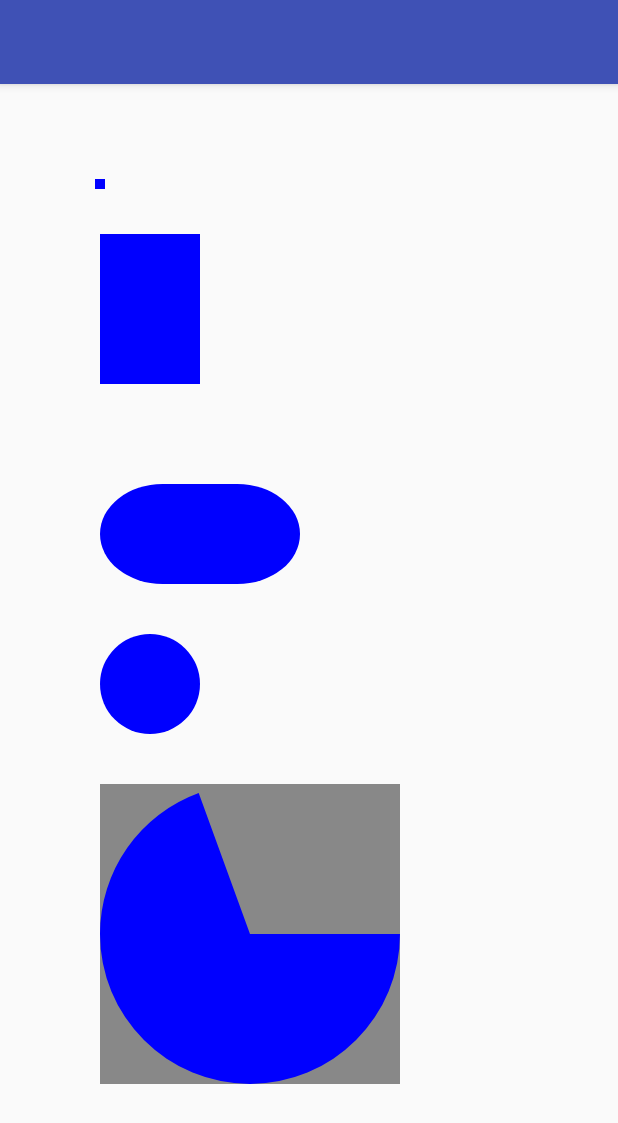
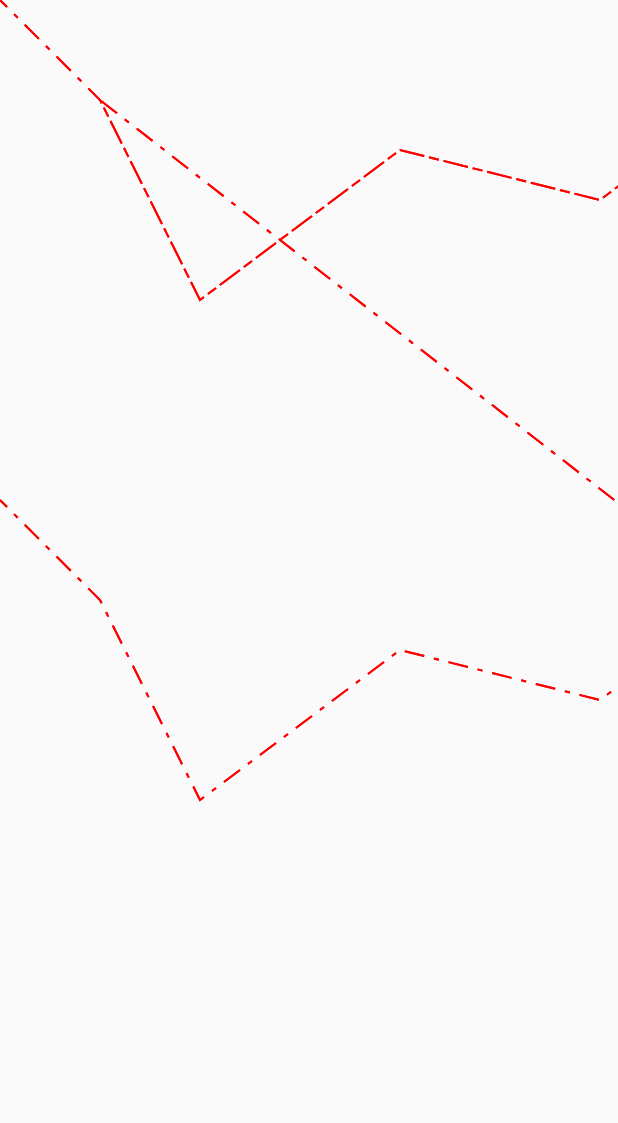
Before and after one commit to lichengcai/GoodView, an Android app: the screen it shows after launch (FirstActivity before the commit, HenCoderPaintActivity after it), on a phone screen of 412 x 824 dp. Shown: the top 1123 px of the screen. Run offline under Robolectric (Android 15) with nearby library versions, the phone set to English and light mode, and no system bars.

Commit message:
hencoder Paint 练习

```diff
--- a/sample/src/main/AndroidManifest.xml
+++ b/sample/src/main/AndroidManifest.xml
@@ -11,7 +11,13 @@
         <activity android:name="com.cc.MainActivity">
 
         </activity>
-        <activity android:name="com.cc.FirstActivity">
+        <activity android:name="com.cc.HenCoderCavansActivity">
+
+        </activity>
+        <activity
+            android:name="com.cc.HenCoderPaintActivity"
+            android:hardwareAccelerated="false"
+            >
             <intent-filter>
                 <action android:name="android.intent.action.MAIN" />
 
--- a/sample/src/main/java/com/cc/FirstActivity.java
+++ b/sample/src/main/java/com/cc/HenCoderCavansActivity.java
@@ -5,7 +5,7 @@ import android.os.Bundle;
 
 import com.cc.view.SloopView;
 
-public class FirstActivity extends AppCompatActivity {
+public class HenCoderCavansActivity extends AppCompatActivity {
     private SloopView mSloopView;
 
     @Override
--- /dev/null
+++ b/sample/src/main/java/com/cc/HenCoderPaintActivity.java
@@ -0,0 +1,21 @@
+package com.cc;
+
+import android.app.Activity;
+import android.os.Bundle;
+import android.util.Log;
+
+import com.cc.view.HenCoderPaintView;
+
+/**
+ * Created by lichengcai on 2017/12/25.
+ */
+
+public class HenCoderPaintActivity extends Activity {
+    @Override
+    protected void onCreate(Bundle savedInstanceState) {
+        super.onCreate(savedInstanceState);
+        HenCoderPaintView henCoderPaintView = new HenCoderPaintView(this);
+        setContentView(henCoderPaintView);
+
+    }
+}
--- /dev/null
+++ b/sample/src/main/java/com/cc/view/HenCoderPaintView.java
@@ -0,0 +1,130 @@
+package com.cc.view;
+
+import android.content.Context;
+import android.graphics.Bitmap;
+import android.graphics.BitmapFactory;
+import android.graphics.BitmapShader;
+import android.graphics.Canvas;
+import android.graphics.Color;
+import android.graphics.ComposeShader;
+import android.graphics.DashPathEffect;
+import android.graphics.LinearGradient;
+import android.graphics.Paint;
+import android.graphics.Path;
+import android.graphics.PathEffect;
+import android.graphics.PorterDuff;
+import android.graphics.RadialGradient;
+import android.graphics.Shader;
+import android.graphics.SweepGradient;
+import android.util.AttributeSet;
+import android.util.Log;
+import android.view.View;
+
+import com.wx.goodview.demo.R;
+
+/**
+ * Created by lichengcai on 2017/12/25.
+ */
+
+public class HenCoderPaintView extends View {
+    private  String TAG = HenCoderPaintView.class.getName();
+
+    private Paint mPaint = new Paint();
+
+    Shader shader = new LinearGradient(100,300,500,300, Color.parseColor("#E91E63"),
+            Color.parseColor("#2196F3"),Shader.TileMode.CLAMP);
+
+    Shader shader2 = new LinearGradient(500,100,900,500, Color.parseColor("#E91E63"),
+            Color.parseColor("#2196F3"),Shader.TileMode.REPEAT);
+
+    Shader shader3 = new LinearGradient(100,500,500,900, Color.parseColor("#E91E63"),
+            Color.parseColor("#2196F3"),Shader.TileMode.MIRROR);
+
+    Shader shader4 = new RadialGradient(700,700,200,Color.parseColor("#E91E63"),
+            Color.parseColor("#2196F3"),Shader.TileMode.REPEAT);
+
+    Shader shader5 = new SweepGradient(300,1100,Color.parseColor("#E91E63"),
+            Color.parseColor("#2196F3"));
+
+    Bitmap bitmap = BitmapFactory.decodeResource(getResources(), R.drawable.ljj);
+
+    Shader shader6 = new BitmapShader(bitmap,Shader.TileMode.MIRROR,Shader.TileMode.CLAMP);
+
+    Bitmap bitmap2 = BitmapFactory.decodeResource(getResources(), R.drawable.christmas_cap);
+    Shader shader7 = new BitmapShader(bitmap2,Shader.TileMode.MIRROR,Shader.TileMode.MIRROR);
+    Shader shader8 = new ComposeShader(shader6,shader7, PorterDuff.Mode.SRC_OVER);
+
+    Path mPath = new Path();
+
+    PathEffect pathEffect = new DashPathEffect(new float[]{20,10,5,10},10);
+
+    public HenCoderPaintView(Context context) {
+        super(context);
+        initPaint();
+    }
+
+    public HenCoderPaintView(Context context, AttributeSet attrs) {
+        super(context, attrs);
+    }
+
+    public HenCoderPaintView(Context context, AttributeSet attrs, int defStyleAttr) {
+        super(context, attrs, defStyleAttr);
+    }
+
+    {
+        mPaint.setColor(Color.RED);
+    }
+    private void initPaint(){
+        mPaint.setStyle(Paint.Style.STROKE);
+        mPaint.setStrokeWidth(2);
+        mPaint.setAntiAlias(true);
+    }
+
+
+    @Override
+    protected void onDraw(Canvas canvas) {
+        super.onDraw(canvas);
+//        mPaint.setShader(shader);
+//        canvas.drawCircle(300,300,200,mPaint);
+//
+//        mPaint.setShader(shader2);
+//        canvas.drawCircle(700, 300, 200, mPaint);
+//
+//        mPaint.setShader(shader3);
+//        canvas.drawCircle(300,700,200,mPaint);
+//
+//        mPaint.setShader(shader4);
+//        canvas.drawCircle(700,700,200,mPaint);
+//
+//        mPaint.setShader(shader5);
+//        canvas.drawCircle(300,1100,200,mPaint);
+//
+//        mPaint.setShader(shader6);
+//        canvas.drawCircle(700,1100,200,mPaint);
+//
+//        mPaint.setShader(shader8);
+//        canvas.drawCircle(300,1500,200,mPaint);
+
+
+//        float[] lines = new float[]{100,100,200,300,400,150,600,200,800,50,1000,300};
+
+        mPath.lineTo(100,100);
+        mPath.lineTo(200,300);
+        mPath.lineTo(400,150);
+        mPath.lineTo(600,200);
+        mPath.lineTo(800,50);
+        mPath.lineTo(1000,300);
+        canvas.drawPath(mPath,mPaint);
+
+        mPath.moveTo(0,500);
+        mPath.lineTo(100,600);
+        mPath.lineTo(200,800);
+        mPath.lineTo(400,650);
+        mPath.lineTo(600,700);
+        mPath.lineTo(800,550);
+        mPath.lineTo(1000,800);
+        mPaint.setPathEffect(pathEffect);
+        canvas.drawPath(mPath,mPaint);
+
+    }
+}
```
Also changed, not shown: sample/src/main/java/com/cc/view/SloopView.java (+8 -8 lines), sample/src/main/res/drawable-xhdpi/christmas_cap.png (added), sample/src/main/res/drawable-xhdpi/header.jpg (added), sample/src/main/res/drawable-xhdpi/icon_login_qq.png (added), sample/src/main/res/drawable-xhdpi/lcc.jpg (added), sample/src/main/res/drawable-xhdpi/ljj.jpg (added).
